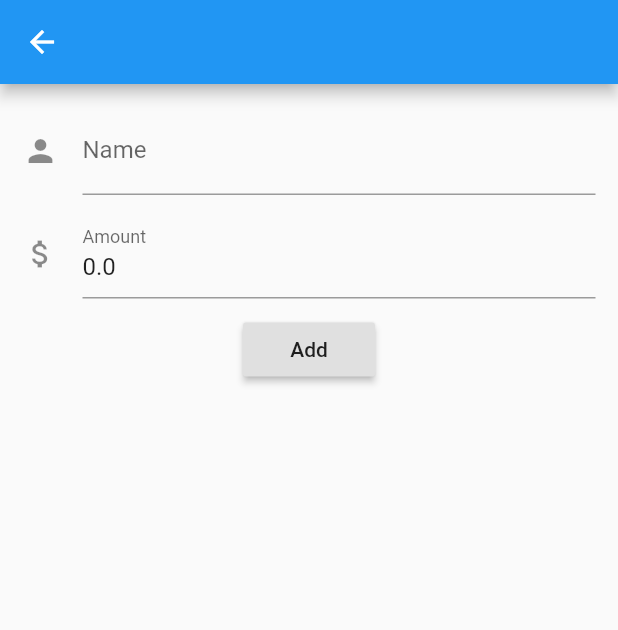
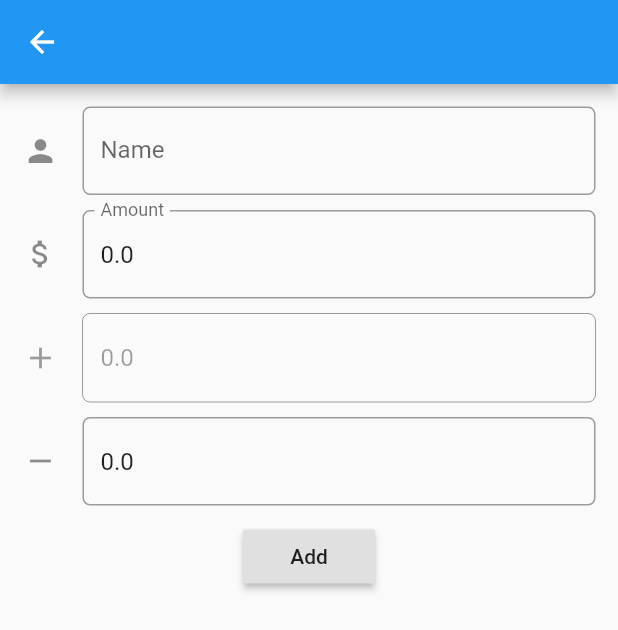
Before and after one commit to tefy-lucky/where_is_my_money, a Flutter app: the screen it shows after launch, after a tap on the "add" icon, on a phone screen of 412 x 824 dp. Shown: the top 630 px of the screen. Run offline on Flutter 3.47's test engine with Material 2 defaults, Android fonts, the phone set to English and light mode, and no system bars; our stand-ins replace sqflite; accounts and stored records are empty.

```diff
--- a/lib/ui/update_bro_screen.dart
+++ b/lib/ui/update_bro_screen.dart
@@ -1,3 +1,4 @@
+import 'package:flutter/cupertino.dart';
 import 'package:flutter/material.dart';
 import 'package:where_is_my_money/model/bro.dart';
 import 'package:where_is_my_money/util/database_helper.dart';
@@ -16,6 +17,9 @@ class _BroScreenState extends State<BroScreen> {
 
   TextEditingController _nameController;
   TextEditingController _amountController;
+  TextEditingController _substractionController;
+  TextEditingController _additionController;
+  bool disabled = true;
 
   @override
   void initState() {
@@ -24,6 +28,8 @@ class _BroScreenState extends State<BroScreen> {
 
     _nameController = new TextEditingController(text: '${widget.bro.name}');
     _amountController = new TextEditingController(text: '${widget.bro.amount}');
+    _additionController = new TextEditingController(text: '${0.0}');
+    _substractionController = new TextEditingController(text: '${0.0}');
   }
 
   @override
@@ -38,7 +44,10 @@ class _BroScreenState extends State<BroScreen> {
             TextField(
               controller: _nameController,
               decoration: new InputDecoration(
-                  labelText: "Name", icon: Icon(Icons.person)),
+                  labelText: "Name",
+                  icon: Icon(Icons.person),
+                  border: OutlineInputBorder(
+                      borderRadius: BorderRadius.circular(5.0))),
             ),
             Padding(
               padding: new EdgeInsets.all(5.0),
@@ -46,8 +55,35 @@ class _BroScreenState extends State<BroScreen> {
             TextField(
               controller: _amountController,
               decoration: new InputDecoration(
-                  labelText: "Amount", icon: Icon(Icons.attach_money)),
+                  labelText: "Amount",
+                  icon: Icon(Icons.attach_money),
+                  border: OutlineInputBorder(
+                      borderRadius: BorderRadius.circular(5.0))),
               keyboardType: TextInputType.number,
+            ),
+            Padding(
+              padding: new EdgeInsets.all(5.0),
+            ),
+            TextField(
+              controller: _additionController,
+              decoration: new InputDecoration(
+                  icon: Icon(Icons.add),
+                  border: OutlineInputBorder(
+                      borderRadius: BorderRadius.circular(5.0))),
+              keyboardType: TextInputType.number,
+              enabled: false,
+            ),
+            Padding(
+              padding: new EdgeInsets.all(5.0),
+            ),
+            TextField(
+              controller: _substractionController,
+              decoration: new InputDecoration(
+                  icon: Icon(Icons.remove),
+                  border: OutlineInputBorder(
+                      borderRadius: BorderRadius.circular(5.0))),
+              keyboardType: TextInputType.number,
+              enabled: disabled,
             ),
             Padding(
               padding: new EdgeInsets.all(5.0),
@@ -64,6 +100,9 @@ class _BroScreenState extends State<BroScreen> {
                     Navigator.pop(context, 'update');
                   });
                 } else {
+                  setState(() {
+                    disabled = false;
+                  });
                   db
                       .insertBro(Bro(
                     name: _nameController.text,
```
